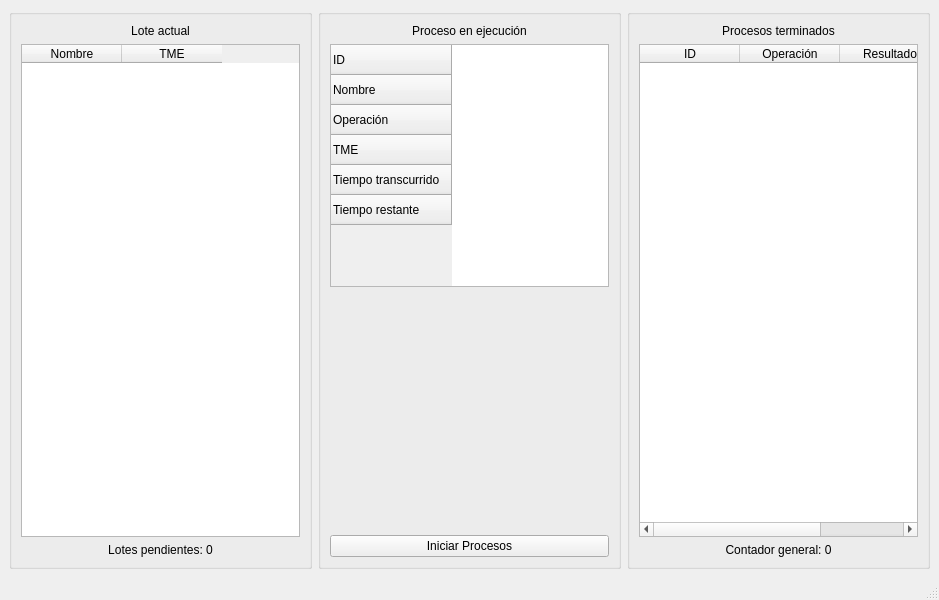
The window that ui/mainwindow.ui (Diego-Ga-Glez/planificador) describes before a commit, drawn with Qt 5.
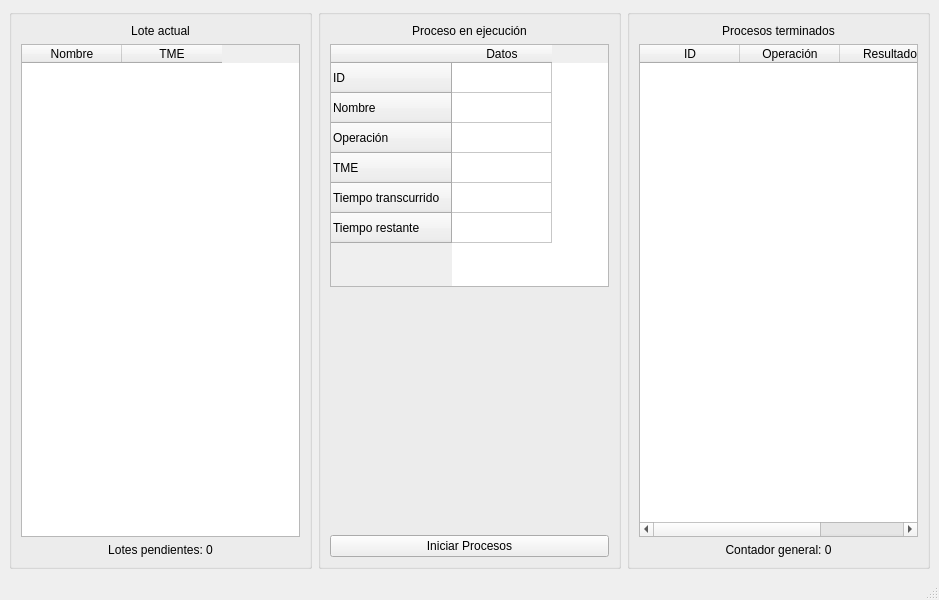
The same window after the commit.

The edit to the form file:
```diff
--- a/ui/mainwindow.ui
+++ b/ui/mainwindow.ui
@@ -133,6 +133,11 @@
            <string>Tiempo restante</string>
           </property>
          </row>
+         <column>
+          <property name="text">
+           <string>Datos</string>
+          </property>
+         </column>
         </widget>
        </item>
        <item row="3" column="0">
```
